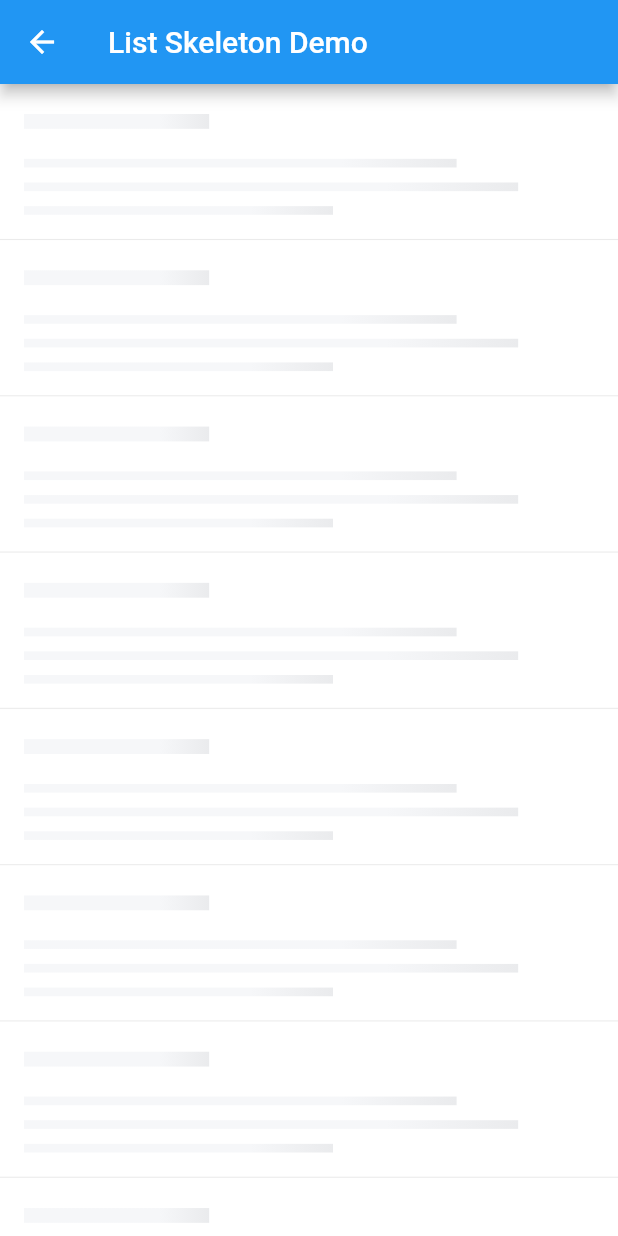
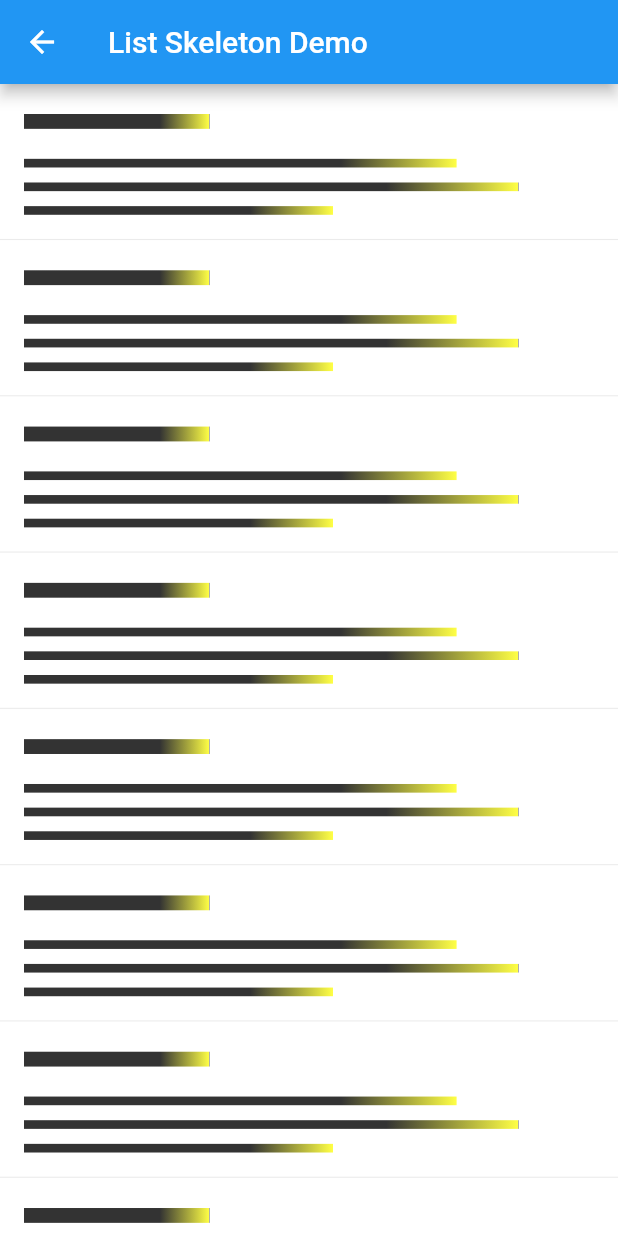
Before and after one commit to dylanwuzh/flutter_skeleton, a Flutter app: the ListSkeletonDemo screen opened directly, on a phone screen of 412 x 824 dp. Run offline on Flutter 3.47's test engine with Material 2 defaults, Android fonts, the phone set to English and light mode, and no system bars.

Commit message:
add colors

```diff
--- a/example/lib/card_list_skeleton_demo.dart
+++ b/example/lib/card_list_skeleton_demo.dart
@@ -19,7 +19,7 @@ class _CardListSkeletonDemoState extends State<CardListSkeletonDemo> {
             theme: SkeletonTheme.Dark,
             isShowAvatar: true,
             isCircleAvatar: true,
-            bottomLinesCount: 2,
+            barCount: 2,
           ),
         ),
       ),
--- a/example/lib/card_skeleton_demo.dart
+++ b/example/lib/card_skeleton_demo.dart
@@ -22,9 +22,10 @@ class _CardSkeletonDemoState extends State<CardSkeletonDemo> {
             isCircleAvatar: false,
             borderRadius: BorderRadius.all(Radius.circular(16.0)),
             padding: EdgeInsets.all(32.0),
-            bottomLinesCount: 2,
-            color: Color(0xffffffff),
+            barCount: 2,
+            colors: [Color(0xffffffff)],
             backgroundColor: Color(0xFF009000),
+            isAnimation: false,
           ),
         ),
       ),
--- a/example/lib/list_skeleton_demo.dart
+++ b/example/lib/list_skeleton_demo.dart
@@ -27,7 +27,9 @@ class _ListSkeletonDemoState extends State<ListSkeletonDemo> {
         style: SkeletonStyle(
           theme: _theme,
           isShowAvatar: _isShowAvatar,
-          bottomLinesCount: 3,
+          barCount: 3,
+          colors: [Color(0xff333333), Color(0xffffff45), Color(0xff333333)],
+          isAnimation: true,
         ),
       ),
     );
--- a/lib/src/skeleton_style.dart
+++ b/lib/src/skeleton_style.dart
@@ -3,33 +3,36 @@ import 'package:flutter/material.dart';
 import './skeleton_theme.dart';
 
 class SkeletonStyle {
+  final bool isAnimation;
   final bool isShowAvatar;
   final bool isCircleAvatar;
-  final int bottomLinesCount;
+  final int barCount;
   final BorderRadius borderRadius;
   final EdgeInsetsGeometry padding;
-  final Color color;
+  final List<Color> colors;
   final Color backgroundColor;
   final SkeletonTheme theme;
 
   SkeletonStyle({
+    this.isAnimation: true,
     this.isShowAvatar: true,
     this.isCircleAvatar: true,
-    this.bottomLinesCount: 2,
+    this.barCount: 2,
     this.borderRadius: BorderRadius.zero,
     this.padding,
-    this.color,
+    this.colors,
     this.backgroundColor,
     this.theme: SkeletonTheme.Light,
   });
 
   const SkeletonStyle.origin()
-      : isShowAvatar = true,
+      : isAnimation = true,
+        isShowAvatar = true,
         isCircleAvatar = true,
-        bottomLinesCount = 2,
+        barCount = 2,
         borderRadius = BorderRadius.zero,
         padding = const EdgeInsets.all(16.0),
-        color = null,
+        colors = null,
         backgroundColor = null,
         theme = SkeletonTheme.Light;
 }
--- a/lib/src/widget/list_tile_skeleton.dart
+++ b/lib/src/widget/list_tile_skeleton.dart
@@ -1,6 +1,4 @@
 import 'package:flutter/material.dart';
-
-import 'dart:math';
 
 import '../skeleton_constant.dart';
 import '../skeleton_style.dart';
@@ -27,12 +25,16 @@ class _ListTileSkeletonState extends State<ListTileSkeleton> with SingleTickerPr
   @override
   void initState() {
     super.initState();
+    if (widget.style.isAnimation) {
       _skeletonAnimation = _SkeletonAnimation(this);
+    }
   }
 
   @override
   void dispose() {
+    if (widget.style.isAnimation) {
       _skeletonAnimation.dispose();
+    }
     super.dispose();
   }
 
@@ -53,13 +55,37 @@ class _ListTileSkeletonState extends State<ListTileSkeleton> with SingleTickerPr
     return EdgeInsets.all(16.0);
   }
 
+  _SkeletonDecoration _createSkeletonDecoration(bool isCircle) {
+    List<Color> colors = [];
+    if (widget.style.colors != null && widget.style.colors.length > 0) {
+      colors = widget.style.colors;
+    } else {
+      colors = widget.style.theme != SkeletonTheme.Dark ? lightColors : darkColors;
+    }
+
+    return _SkeletonDecoration(
+      animation: _skeletonAnimation,
+      isCircle: isCircle,
+      isAnimation: widget.style.isAnimation,
+      colors: colors,
+    );
+  }
+
   @override
   Widget build(BuildContext context) {
+    return widget.style.isAnimation
+        ? AnimatedBuilder(
+            animation: _skeletonAnimation.animation,
+            builder: (context, child) {
+              return _renderContainer();
+            },
+          )
+        : _renderContainer();
+  }
+
+  Widget _renderContainer() {
     var width = MediaQuery.of(context).size.width;
     var height = MediaQuery.of(context).size.height;
-    return AnimatedBuilder(
-      animation: _skeletonAnimation.animation,
-      builder: (context, child) {
     return Container(
       decoration: BoxDecoration(color: _backgroundColor, borderRadius: widget.style.borderRadius),
       padding: _padding,
@@ -78,27 +104,6 @@ class _ListTileSkeletonState extends State<ListTileSkeleton> with SingleTickerPr
           _renderBottomLines(width, height),
         ],
       ),
-        );
-      },
-    );
-  }
-
-  _SkeletonDecoration _createSkeletonDecoration(bool isCircle) {
-    List<Color> colors = [];
-    if (widget.style.color != null) {
-      HSVColor hsvColor = HSVColor.fromColor(widget.style.color);
-      var value = hsvColor.value * 1.1;
-      value = value > 1.0 ? hsvColor.value * 0.9 : value;
-      var color = hsvColor.withValue(value).toColor();
-      colors = [color, widget.style.color, color];
-    } else {
-      colors = widget.style.theme != SkeletonTheme.Dark ? lightColors : darkColors;
-    }
-    return _SkeletonDecoration(
-      animation: _skeletonAnimation,
-      isCircle: isCircle,
-      isAnim: true,
-      colors: colors,
     );
   }
 
@@ -148,7 +153,7 @@ class _ListTileSkeletonState extends State<ListTileSkeleton> with SingleTickerPr
   }
 
   Widget _renderBottomLines(width, height) {
-    final int count = widget.style.bottomLinesCount;
+    final int count = widget.style.barCount;
     if (count <= 0) {
       return Offstage();
     }
--- a/lib/src/widget/skeleton_decoration.dart
+++ b/lib/src/widget/skeleton_decoration.dart
@@ -3,13 +3,13 @@ part of 'list_tile_skeleton.dart';
 class _SkeletonDecoration extends BoxDecoration {
   _SkeletonDecoration({
     @required List<Color> colors,
-    isAnim: true,
+    isAnimation: true,
     _SkeletonAnimation animation,
     isCircle: false,
   }) : super(
             shape: isCircle ? BoxShape.circle : BoxShape.rectangle,
-            color: isAnim ? null : colors[1],
-            gradient: isAnim
+            color: isAnimation ? null : colors[0],
+            gradient: isAnimation
                 ? LinearGradient(
                     begin: Alignment.centerLeft,
                     end: Alignment.centerRight,
```
Also changed, not shown: 1 other file. Lines whose indentation alone changed are shown as unchanged.
